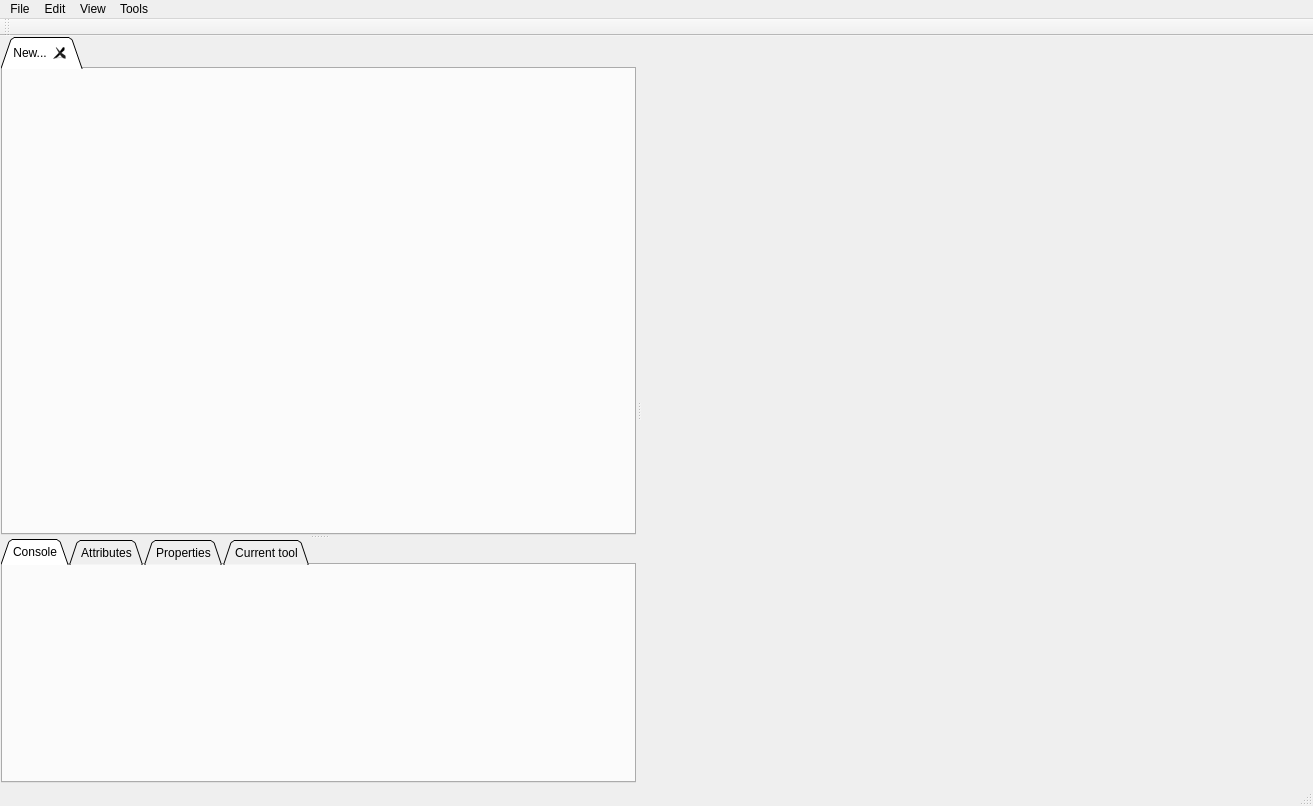
The window that ui/rockete.ui (harmy/Rockete) describes before a commit, drawn with Qt 5.
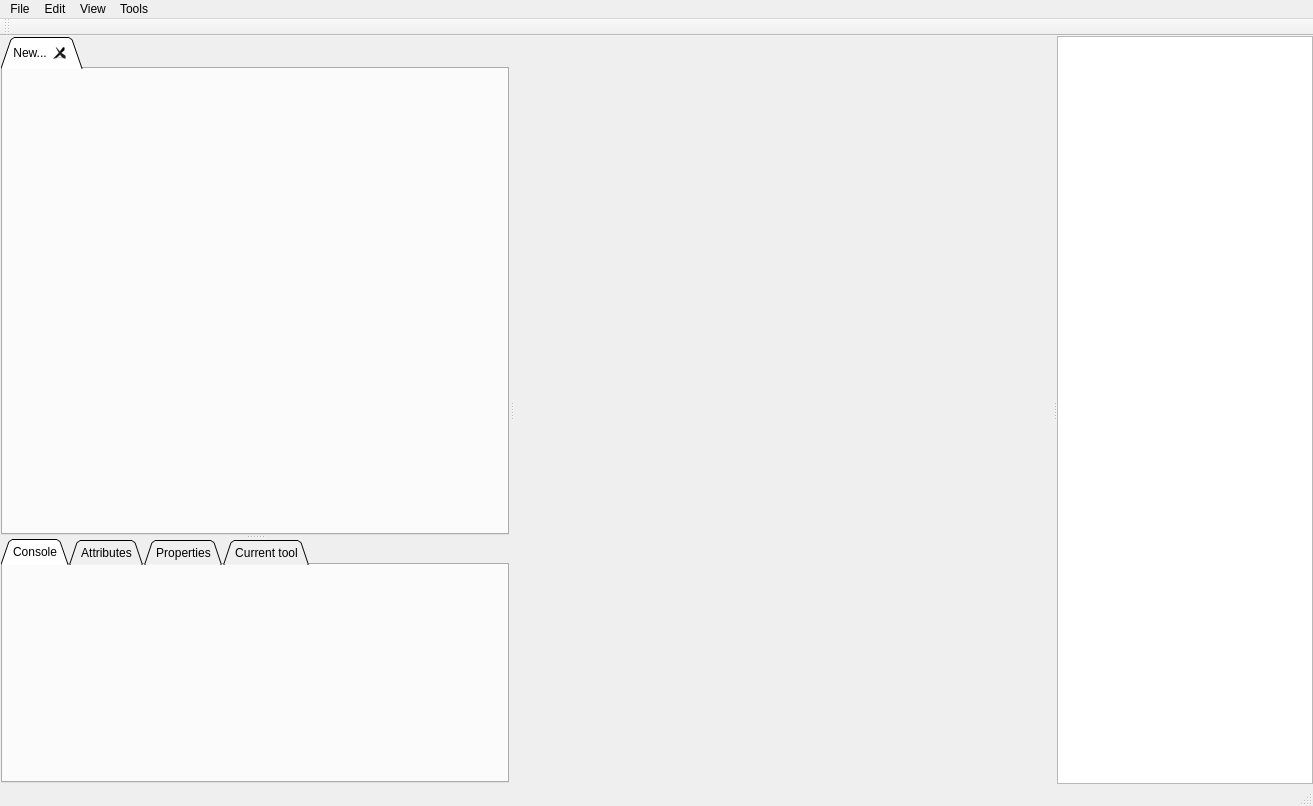
The same window after the commit. Icons and pictures are not drawn. Custom widgets are drawn as their Qt base class.

What changed in the file:
```diff
--- a/ui/rockete.ui
+++ b/ui/rockete.ui
@@ -145,6 +145,19 @@
         </size>
        </property>
       </widget>
+      <widget class="QTreeWidget" name="treeWidget">
+       <property name="indentation">
+        <number>10</number>
+       </property>
+       <attribute name="headerVisible">
+        <bool>false</bool>
+       </attribute>
+       <column>
+        <property name="text">
+         <string notr="true">Files</string>
+        </property>
+       </column>
+      </widget>
      </widget>
     </item>
    </layout>
```
Left out of the diff: 77 changed lines with no effect on the pictures.
